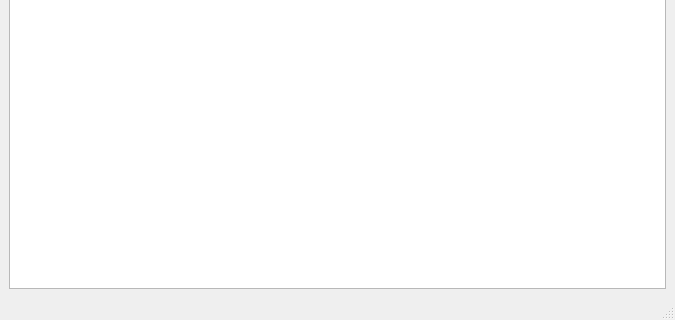
Above: helpwindow.ui from xitongsys/TRIM3D before the change; both pictures show x 0 to 675 and y 226 to 546 of the 675 by 546 pixel window. Below: the same form after it.
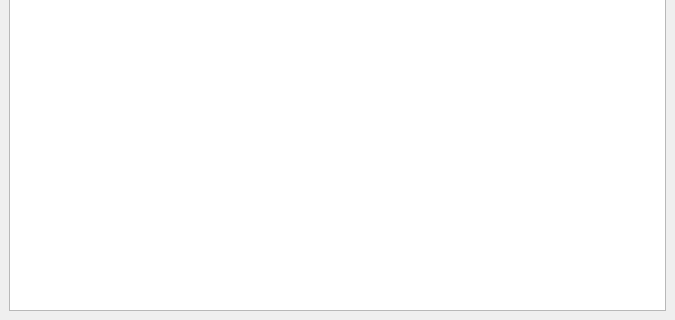
That is the form after the change. Icons and pictures are not drawn.

What changed in the file:
```diff
--- a/helpwindow.ui
+++ b/helpwindow.ui
@@ -34,7 +34,6 @@
     </rect>
    </property>
   </widget>
-  <widget class="QStatusBar" name="statusbar"/>
  </widget>
  <resources>
   <include location="res.qrc"/>
```
